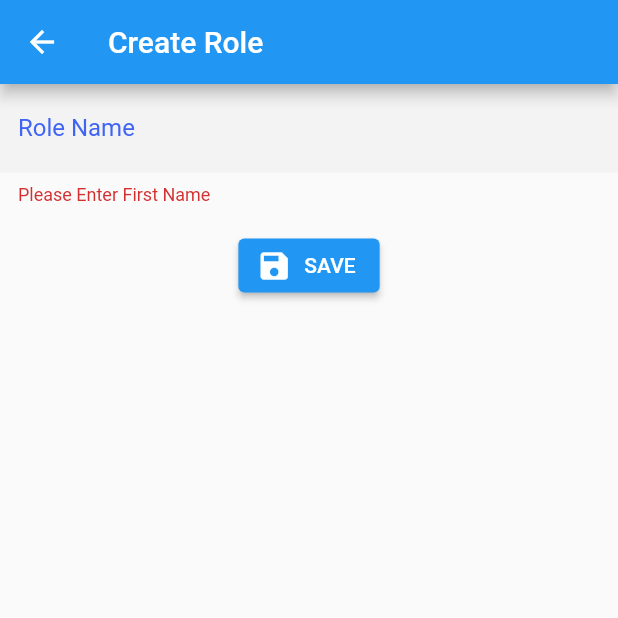
After one commit to minas528/News-app, a Flutter app: the CreateRole screen opened directly, after a tap on "SAVE", on a phone screen of 412 x 824 dp, the top half of it. The commit adds this screen. Run offline on Flutter 3.47's test engine with Material 2 defaults, Android fonts, the phone set to English and light mode, and no system bars; our stand-ins replace bloc, bubble_bottom_bar, equatable, flutter_bloc, flutter_secure_storage, flutter_svg and 2 more; missing offline and left inert: jwt_decode; accounts and stored records are empty; statements that could not run were skipped.

Commit message:
[Mobile] Admin Dashboard and bloc integrated

```diff
--- /dev/null
+++ b/Mobile/lib/users/screens/admin/create_role.dart
@@ -0,0 +1,87 @@
+import 'package:Mobile/role/bloc/role_bloc.dart';
+import 'package:Mobile/role/bloc/role_event.dart';
+import 'package:Mobile/role/model/Role.dart';
+import 'package:flutter/material.dart';
+import 'package:flutter_bloc/flutter_bloc.dart';
+
+class CreateRole extends StatefulWidget {
+  static const String routeName = 'createRole';
+
+  @override
+  _CreateRoleState createState() => _CreateRoleState();
+}
+
+class _CreateRoleState extends State<CreateRole> {
+  final _formKey = GlobalKey<FormState>();
+  TextEditingController roleController = TextEditingController();
+  String role;
+  final Map<String, dynamic> _roles = {};
+
+  @override
+  Widget build(BuildContext context) {
+    return Scaffold(
+      appBar: AppBar(
+        title: Text('Create Role'),
+      ),
+      body: Form(
+        key: _formKey,
+        child: Column(
+          children: [
+            TextFormField(
+              validator: (value) {
+                if (value.isEmpty) {
+                  return 'Please Enter First Name';
+                }
+                return null;
+              },
+              controller: roleController,
+              keyboardType: TextInputType.text,
+              decoration: InputDecoration(
+                labelText: 'Role Name',
+                focusColor: Color(0xff4064f3),
+                labelStyle: TextStyle(
+                  color: Color(0xff4064f3),
+                ),
+                border: InputBorder.none,
+                filled: true,
+                fillColor: Color(0xfff3f3f4),
+              ),
+              onSaved: (value) {
+                setState(() {
+                  this._roles['roleName'] = value;
+                  this.role = value;
+                });
+              },
+              onChanged: (value) {
+                setState(() {
+                  this.role = value;
+                });
+              },
+            ),
+            Padding(
+              padding: const EdgeInsets.symmetric(vertical: 16.0),
+              child: ElevatedButton.icon(
+                onPressed: () {
+                  final form = _formKey.currentState;
+                  if (form.validate()) {
+                    form.save();
+                    final RoleEvent event = RoleCreate(
+                      Role(
+                        name: this.role,
+                      ),
+                    );
+                    BlocProvider.of<RoleBloc>(context).add(event);
+                    Navigator.of(context)
+                        .pushNamedAndRemoveUntil('/', (route) => false);
+                  }
+                },
+                icon: Icon(Icons.save),
+                label: Text('SAVE'),
+              ),
+            ),
+          ],
+        ),
+      ),
+    );
+  }
+}
```
Also changed, not shown: Mobile/lib/users/screens/admin/change_role.dart (added, +103 -0 lines), Mobile/lib/users/screens/admin/dashboard.dart (+118 -15 lines).
